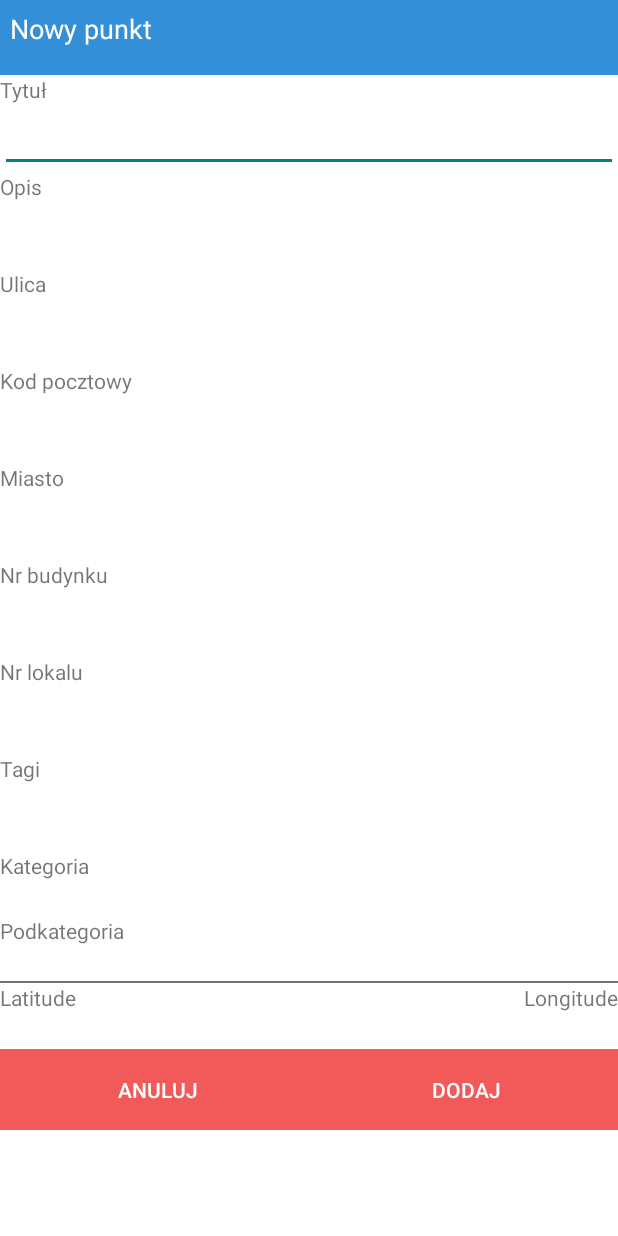
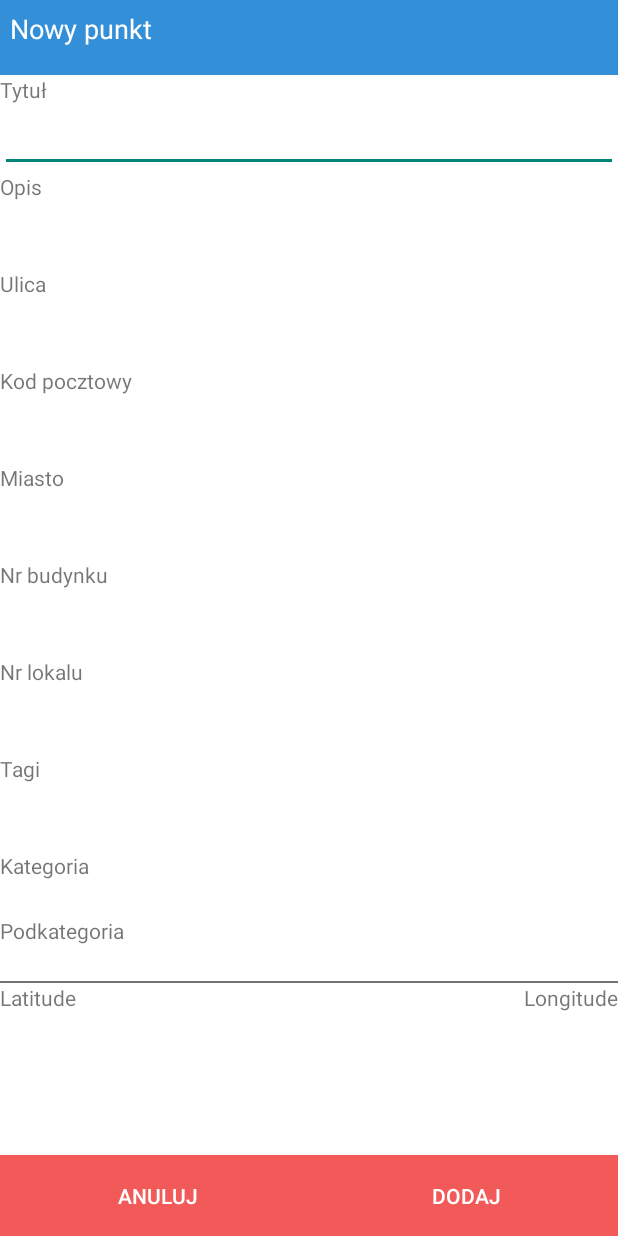
Before and after one commit to intive/AugmentedSzczecin_Android, an Android app: the layout add_poi_dialog.xml on its own in the app's theme, with its tools: preview values and no code run, on a phone screen of 412 x 824 dp. Run offline under Robolectric (Android 15) with nearby library versions, the phone set to English and light mode, and no system bars.

Commit message:
[FIX] widocznosc przyciskow dodaj i anuluj bez koniecznosci przewijania w oknie dodawania punktu

```diff
--- a/app/src/main/res/layout/add_poi_dialog.xml
+++ b/app/src/main/res/layout/add_poi_dialog.xml
@@ -1,5 +1,5 @@
 <?xml version="1.0" encoding="utf-8"?>
-<LinearLayout xmlns:android="http://schemas.android.com/apk/res/android"
+<RelativeLayout xmlns:android="http://schemas.android.com/apk/res/android"
     android:id="@+id/mock_dialog"
     style="?android:attr/buttonBarStyle"
     android:layout_width="match_parent"
@@ -7,6 +7,7 @@
     android:orientation="vertical">
 
     <LinearLayout
+        android:id="@+id/titleBar"
         android:layout_width="match_parent"
         android:layout_height="wrap_content"
         android:background="@drawable/preview_poi_header_shape"
@@ -25,6 +26,7 @@
     <ScrollView
         android:layout_width="match_parent"
         android:layout_height="match_parent"
+        android:layout_below="@id/titleBar"
         android:background="@color/white">
 
         <LinearLayout
@@ -196,9 +198,21 @@
                     android:textAppearance="?android:attr/textAppearanceSmall" />
             </RelativeLayout>
 
+            <Button
+                style="?android:attr/buttonBarButtonStyle"
+                android:layout_width="wrap_content"
+                android:layout_height="wrap_content"
+                android:text="@string/cancel"
+                android:visibility="invisible"/>
+
+
+        </LinearLayout>
+    </ScrollView>
+
     <LinearLayout
         android:layout_width="match_parent"
         android:layout_height="wrap_content"
+        android:layout_alignParentBottom="true"
         android:layout_gravity="center"
         android:layout_marginTop="5dp"
         android:background="@drawable/preview_poi_toolbar_shape"
@@ -235,8 +249,4 @@
             android:visibility="gone" />
 
     </LinearLayout>
-
-
-        </LinearLayout>
-    </ScrollView>
-</LinearLayout>
+</RelativeLayout>
```
Lines whose indentation alone changed are shown as unchanged.
